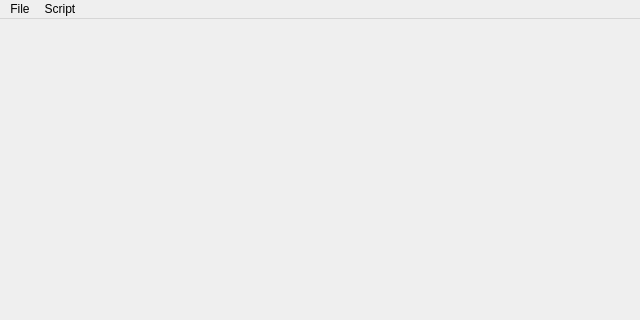
Qt form src/ui/MainWindow.ui (cagonza6/Guisse) before a commit; both pictures show x 0 to 640 and y 0 to 320 of the 640 by 480 pixel window.
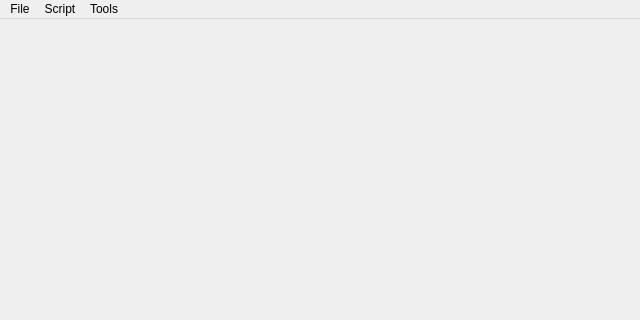
The same form after that commit.

Commit message: * Cleanup * Enhanced the method to clean the replacements * Reworked ui:     * Added button to clean replacements list, erase the empty entries     * Enhanced replacements tool and interface. Now a tree accepts separated inputs instead of two connected strings with an add button * Fixed problem where replacements were QStrings * Fixed error when loading non existing script * Simplified configuration file * Added creatino of temporal file as "~/.guisse" automatically on the users folder * Erased unrequired files

```diff
--- a/src/ui/MainWindow.ui
+++ b/src/ui/MainWindow.ui
@@ -40,9 +40,17 @@
     <property name="title">
      <string>Script</string>
     </property>
+    <addaction name="actionReload"/>
+   </widget>
+   <widget class="QMenu" name="menuTools">
+    <property name="title">
+     <string>Tools</string>
+    </property>
+    <addaction name="actionConfigure"/>
    </widget>
    <addaction name="menuFile"/>
    <addaction name="menuScript"/>
+   <addaction name="menuTools"/>
   </widget>
   <action name="actionLoadFile">
    <property name="text">
```
Left out of the diff: 30 changed lines with no effect on the pictures. The commit also changes 19 other files.
